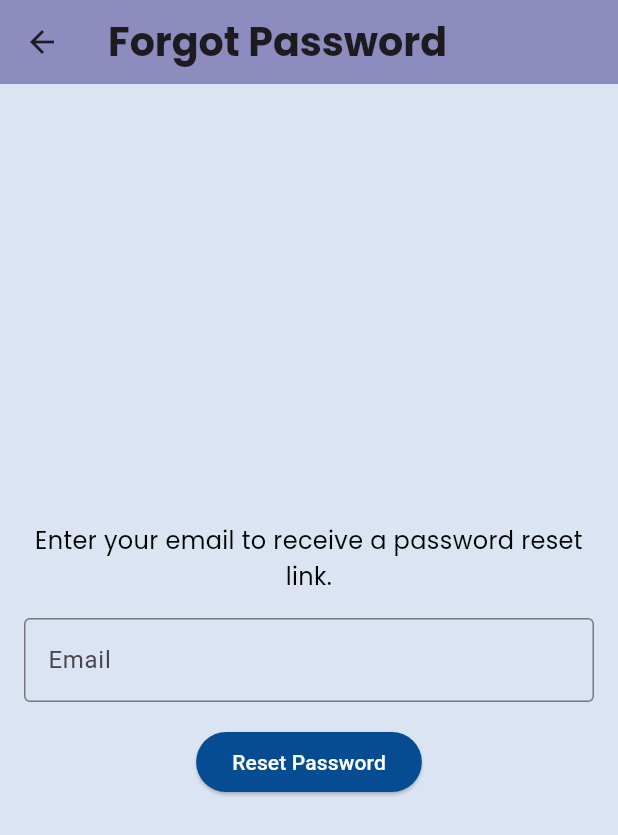
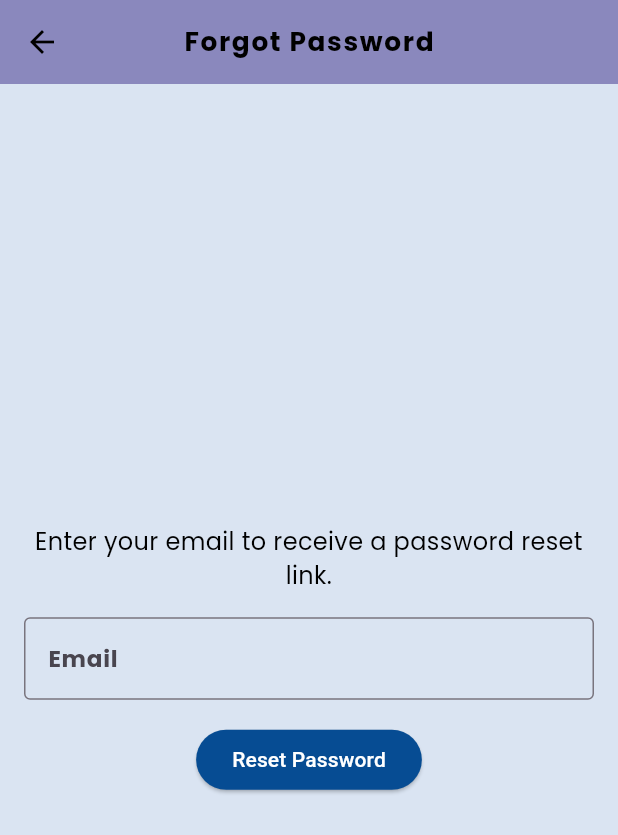
Before and after one commit to AaqilSh/SportSphereApp, a Flutter app: the screen it shows after launch, after a tap on "Forgot Password?", on a phone screen of 412 x 824 dp. Shown: the top 835 px of the screen. Run offline on Flutter 3.47's test engine with Material 3 defaults, Android fonts, the light colour scheme and no system bars; our stand-ins replace auto_size_text, firebase_auth, firebase_core, flutter_local_notifications, flutter_screenutil, font_awesome_flutter and 2 more; accounts and stored records are empty.

Commit message:
Added font provider

```diff
--- a/sportsphere/lib/main.dart
+++ b/sportsphere/lib/main.dart
@@ -47,14 +47,19 @@ class MyApp extends StatelessWidget {
 
   @override
   Widget build(BuildContext context) {
+    return Consumer2<ContrastProvider, FontSizeProvider>(
+      builder: (context, contrastProvider, fontSizeProvider, child) {
         return ScreenUtilInit(
           designSize: const Size(375, 812), // Adjust for your design reference
           builder: (context, child) {
             return MaterialApp(
               debugShowCheckedModeBanner: false,
               title: 'SportSphere',
-          theme: appTheme,
+              theme: getTheme(contrastProvider.isHighContrast,
+                  fontSizeProvider.isSizeIncreased),
               home: const LoginScreen(),
+            );
+          },
         );
       },
     );
--- a/sportsphere/lib/providers/contrast_provider.dart
+++ b/sportsphere/lib/providers/contrast_provider.dart
@@ -2,7 +2,7 @@ import 'package:flutter/material.dart';
 import 'package:shared_preferences/shared_preferences.dart';
 
 class ContrastProvider with ChangeNotifier {
-  bool _isHighContrast = false; // Default: Normal mode
+  bool _isHighContrast = false;
 
   bool get isHighContrast => _isHighContrast;
 
@@ -10,7 +10,6 @@ class ContrastProvider with ChangeNotifier {
     _isHighContrast = !_isHighContrast;
     notifyListeners();
 
-    // Save preference
     final prefs = await SharedPreferences.getInstance();
     await prefs.setBool('highContrast', _isHighContrast);
   }
--- a/sportsphere/lib/providers/font_size_provider.dart
+++ b/sportsphere/lib/providers/font_size_provider.dart
@@ -3,8 +3,12 @@ import 'package:shared_preferences/shared_preferences.dart';
 
 class FontSizeProvider with ChangeNotifier {
   double _fontSize = 16.0; // Default font size
+  static const double defaultFontSize = 16.0; // Define a constant for default
 
   double get fontSize => _fontSize;
+
+  bool get isSizeIncreased =>
+      _fontSize > defaultFontSize; // Determine if increased
 
   void setFontSize(double newSize) async {
     _fontSize = newSize;
@@ -17,7 +21,7 @@ class FontSizeProvider with ChangeNotifier {
 
   Future<void> loadFontSize() async {
     final prefs = await SharedPreferences.getInstance();
-    _fontSize = prefs.getDouble('fontSize') ?? 16.0;
+    _fontSize = prefs.getDouble('fontSize') ?? defaultFontSize;
     notifyListeners();
   }
 }
--- a/sportsphere/lib/screens/main_screen.dart
+++ b/sportsphere/lib/screens/main_screen.dart
@@ -3,7 +3,6 @@ import 'package:font_awesome_flutter/font_awesome_flutter.dart';
 import 'package:sportsphere/screens/p_new.dart';
 import 'package:sportsphere/screens/profile_screen.dart';
 import 'package:sportsphere/screens/standing_home.dart';
-import 'package:sportsphere/screens/standings.dart';
 import 'search_screen.dart';
 import 'teams_screen.dart';
 import 'schedule_screen.dart';
@@ -25,7 +24,6 @@ class _MainScreenState extends State<MainScreen> {
     ScheduleScreen(),
     PlayersScreen(),
     StandingsScreen(),
-    // StandingsPage(),
     ProfileScreen(),
   ];
 
@@ -54,9 +52,9 @@ class _MainScreenState extends State<MainScreen> {
           BottomNavigationBarItem(
               icon: FaIcon(FontAwesomeIcons.calendarDays), label: "Schedule"),
           BottomNavigationBarItem(
-              icon: FaIcon(FontAwesomeIcons.peopleGroup), label: "Players"),
+              icon: FaIcon(FontAwesomeIcons.peopleGroup), label: "Squad"),
           BottomNavigationBarItem(
-              icon: FaIcon(FontAwesomeIcons.peopleGroup), label: "Standings"),
+              icon: FaIcon(FontAwesomeIcons.table), label: "Standings"),
           BottomNavigationBarItem(
               icon: FaIcon(FontAwesomeIcons.user), label: "Profile"),
         ],
--- a/sportsphere/lib/screens/standing_home.dart
+++ b/sportsphere/lib/screens/standing_home.dart
@@ -3,11 +3,34 @@ import 'package:sportsphere/screens/standings.dart';
 
 class StandingsScreen extends StatelessWidget {
   final List<Map<String, String>> leagues = [
-    {"idLeague": "39", "strLeague": "Premier League"},
-    {"idLeague": "140", "strLeague": "La Liga"},
-    {"idLeague": "78", "strLeague": "Bundesliga"},
-    {"idLeague": "135", "strLeague": "Serie A"},
-    {"idLeague": "61", "strLeague": "Ligue 1"},
+    {
+      "idLeague": "39",
+      "strLeague": "Premier League",
+      "imageUrl":
+          "https://upload.wikimedia.org/wikipedia/en/f/f2/Premier_League_Logo.svg"
+    },
+    {
+      "idLeague": "140",
+      "strLeague": "La Liga",
+      "imageUrl": "https://upload.wikimedia.org/wikipedia/en/1/13/LaLiga.svg"
+    },
+    {
+      "idLeague": "78",
+      "strLeague": "Bundesliga",
+      "imageUrl":
+          "https://upload.wikimedia.org/wikipedia/en/d/df/Bundesliga_logo_%282017%29.svg"
+    },
+    {
+      "idLeague": "135",
+      "strLeague": "Serie A",
+      "imageUrl":
+          "https://upload.wikimedia.org/wikipedia/en/e/e1/Serie_A_logo_%282019%29.svg"
+    },
+    {
+      "idLeague": "61",
+      "strLeague": "Ligue 1",
+      "imageUrl": "https://upload.wikimedia.org/wikipedia/en/2/29/Ligue1.svg"
+    },
   ];
 
   @override
@@ -20,7 +43,18 @@ class StandingsScreen extends StatelessWidget {
           return Card(
             color: Color(0xffDAF0F2),
             child: ListTile(
-              title: Text(leagues[index]['strLeague']!),
+              leading: Image.network(
+                leagues[index]['imageUrl']!,
+                width: 50,
+                height: 50,
+                errorBuilder: (context, error, stackTrace) {
+                  return Icon(Icons.image_not_supported, size: 50);
+                },
+              ),
+              title: Text(
+                leagues[index]['strLeague']!,
+                style: TextStyle(fontWeight: FontWeight.bold),
+              ),
               trailing: Icon(Icons.arrow_forward_ios),
               onTap: () {
                 Navigator.push(
--- a/sportsphere/lib/screens/team_info_screen.dart
+++ b/sportsphere/lib/screens/team_info_screen.dart
@@ -5,7 +5,8 @@ import 'package:http/http.dart' as http;
 class TeamInfoScreen extends StatefulWidget {
   final int leagueId;
   final int teamId;
-  const TeamInfoScreen({required this.leagueId, required this.teamId, super.key});
+  const TeamInfoScreen(
+      {required this.leagueId, required this.teamId, super.key});
 
   @override
   _TeamInfoScreenState createState() => _TeamInfoScreenState();
@@ -51,12 +52,12 @@ class _TeamInfoScreenState extends State<TeamInfoScreen> {
   @override
   Widget build(BuildContext context) {
     return Scaffold(
-      backgroundColor: Color(0xFFF8F9FC),
+      // backgroundColor: Color(0xFFF8F9FC),
       appBar: AppBar(
         title: Text(isLoading
             ? "Loading..."
             : teamData?['response']?['team']?['name'] ?? "Team Info"),
-        backgroundColor: Colors.deepPurpleAccent,
+        // backgroundColor: Colors.deepPurpleAccent,
       ),
       body: isLoading
           ? Center(child: CircularProgressIndicator())
--- a/sportsphere/lib/screens/teams_screen.dart
+++ b/sportsphere/lib/screens/teams_screen.dart
@@ -157,7 +157,7 @@ class _LeaguesScreenState extends State<LeaguesScreen> {
                 teamData['name'],
                 textAlign: TextAlign.center,
                 style:
-                    const TextStyle(fontSize: 14, fontWeight: FontWeight.bold),
+                    const TextStyle(fontSize: 16, fontWeight: FontWeight.bold),
                 maxLines: 2,
                 overflow: TextOverflow.ellipsis,
               ),
--- a/sportsphere/lib/screens/theme.dart
+++ b/sportsphere/lib/screens/theme.dart
@@ -1,22 +1,120 @@
 import 'package:flutter/material.dart';
 import 'package:flutter_screenutil/flutter_screenutil.dart';
 
-final ThemeData appTheme = ThemeData(
-  // primaryColor: Color(0xFF064C93), // Deep Blue
+ThemeData getTheme(bool isHighContrast, bool isSizeIncreased) {
+  double baseFontSize = isSizeIncreased ? 16.0 : 12.0;
+
+  if (isHighContrast) {
+    return ThemeData(
+      scaffoldBackgroundColor: Colors.black,
+      cardColor: Colors.yellow,
+      textTheme: TextTheme(
+        bodySmall: TextStyle(
+          fontSize: (baseFontSize - 4).sp,
+          fontFamily: 'Poppins',
+          fontWeight: FontWeight.normal,
+          color: Colors.white,
+        ),
+        bodyMedium: TextStyle(
+          fontSize: baseFontSize.sp,
+          fontFamily: 'Poppins',
+          fontWeight: FontWeight.bold,
+          color: Colors.white,
+        ),
+        bodyLarge: TextStyle(
+          fontSize: (baseFontSize + 2).sp,
+          fontFamily: 'Poppins',
+          fontWeight: FontWeight.bold,
+          color: Colors.white,
+        ),
+        titleSmall: TextStyle(
+          fontSize: (baseFontSize + 4).sp,
+          fontFamily: 'Poppins',
+          fontWeight: FontWeight.bold,
+          color: Colors.white,
+        ),
+        titleMedium: TextStyle(
+          fontSize: (baseFontSize + 6).sp,
+          fontFamily: 'Poppins',
+          fontWeight: FontWeight.bold,
+          color: Colors.white,
+        ),
+        titleLarge: TextStyle(
+          fontSize: (baseFontSize + 8).sp,
+          fontFamily: 'Poppins',
+          fontWeight: FontWeight.w800,
+          color: Colors.white,
+        ),
+      ),
+      primaryTextTheme: TextTheme(
+        bodyMedium: TextStyle(color: Colors.white),
+      ),
+      colorScheme: ColorScheme.dark(
+        primary: Colors.yellow,
+        onPrimary: Colors.black,
+        surface: Colors.black,
+        onSurface: Colors.white,
+      ),
+      elevatedButtonTheme: ElevatedButtonThemeData(
+        style: ElevatedButton.styleFrom(
+          backgroundColor: Colors.yellow,
+          foregroundColor: Colors.black,
+        ),
+      ),
+      appBarTheme: AppBarTheme(
+        backgroundColor: Colors.black,
+        foregroundColor: Colors.yellow,
+        elevation: 4,
+        titleTextStyle: TextStyle(
+          fontSize: (baseFontSize + 6).sp,
+          fontFamily: 'Poppins',
+          fontWeight: FontWeight.w700,
+          color: Colors.yellow,
+          letterSpacing: 1.2,
+          shadows: [
+            Shadow(
+              color: Colors.yellow.withOpacity(0.8),
+              blurRadius: 10,
+              offset: Offset(0, 2),
+            ),
+          ],
+        ),
+        centerTitle: true,
+      ),
+      cardTheme: CardTheme(
+        color: Colors.yellow,
+        shadowColor: Colors.black,
+        elevation: 4,
+        shape: RoundedRectangleBorder(
+          borderRadius: BorderRadius.circular(12),
+        ),
+      ),
+    );
+  } else {
+    return ThemeData(
       scaffoldBackgroundColor: Color(0xffDAE4F2),
-  // Light Grayish White
-  cardColor: Colors.white, // Cards
+      cardColor: Colors.white,
       textTheme: TextTheme(
-    bodyMedium: TextStyle(
-      fontSize: 16.sp,
-      height: 1.5,
+        bodySmall: TextStyle(
+          fontSize: (baseFontSize - 2).sp,
           fontFamily: 'Poppins',
           fontWeight: FontWeight.normal,
           color: Colors.black,
         ),
+        bodyMedium: TextStyle(
+          fontSize: baseFontSize.sp,
+          fontFamily: 'Poppins',
+          fontWeight: FontWeight.normal,
+          color: Colors.black,
+        ),
+        bodyLarge: TextStyle(
+          fontSize: (baseFontSize + 2).sp,
+          fontFamily: 'Poppins',
+          fontWeight: FontWeight.bold,
+          color: Colors.black,
+        ),
         titleLarge: TextStyle(
-      fontSize: 24.sp,
-      height: 29.sp / 24.sp,
+          fontSize: (baseFontSize + 6).sp, // Reduced from +8
           fontFamily: 'Poppins',
           fontWeight: FontWeight.w800,
           color: Colors.black,
@@ -24,12 +122,31 @@ final ThemeData appTheme = ThemeData(
       ),
       elevatedButtonTheme: ElevatedButtonThemeData(
         style: ElevatedButton.styleFrom(
-      backgroundColor: Color(0xFF064C93), // Primary Button
-      foregroundColor: Colors.white, // Button Text
+          backgroundColor: Color(0xFF064C93),
+          foregroundColor: Colors.white,
         ),
       ),
       appBarTheme: AppBarTheme(
         backgroundColor: Color(0xff8C8CBF),
-    // foregroundColor: Color(0xffF2E8DA),
+        elevation: 2,
+        titleTextStyle: TextStyle(
+          fontSize: (baseFontSize + 4).sp, // Reduced from +6
+          fontFamily: 'Poppins',
+          fontWeight: FontWeight.w600,
+          color: Colors.black,
+          letterSpacing: 1.1,
+        ),
+        iconTheme: IconThemeData(color: Colors.black),
+        centerTitle: true,
+      ),
+      cardTheme: CardTheme(
+        color: Color(0xffDAF0F2),
+        shadowColor: Colors.black,
+        elevation: 4,
+        shape: RoundedRectangleBorder(
+          borderRadius: BorderRadius.circular(12),
+        ),
       ),
     );
+  }
+}
--- a/sportsphere/pubspec.yaml
+++ b/sportsphere/pubspec.yaml
@@ -46,6 +46,7 @@ dependencies:
   auto_size_text: ^3.0.0
   url_launcher: ^6.3.1
   permission_handler: ^11.4.0
+  persistent_bottom_nav_bar: ^6.2.1
 
 dev_dependencies:
   flutter_test:
```
Also changed, not shown: sportsphere/pubspec.lock. Lines whose indentation alone changed are shown as unchanged.
